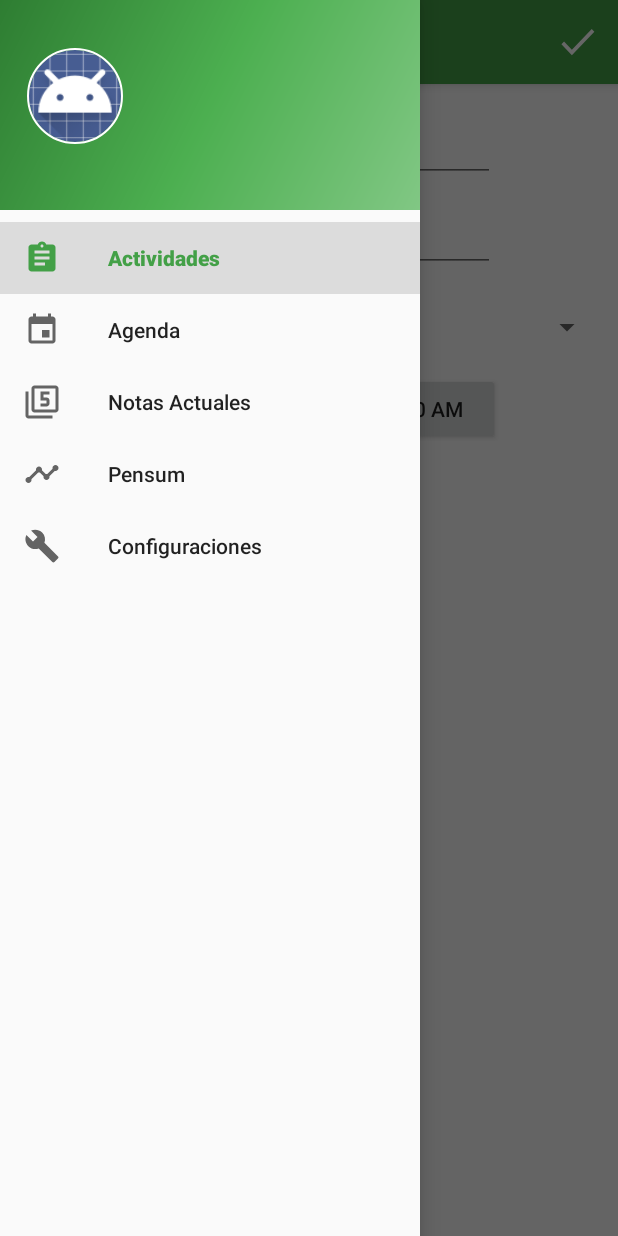
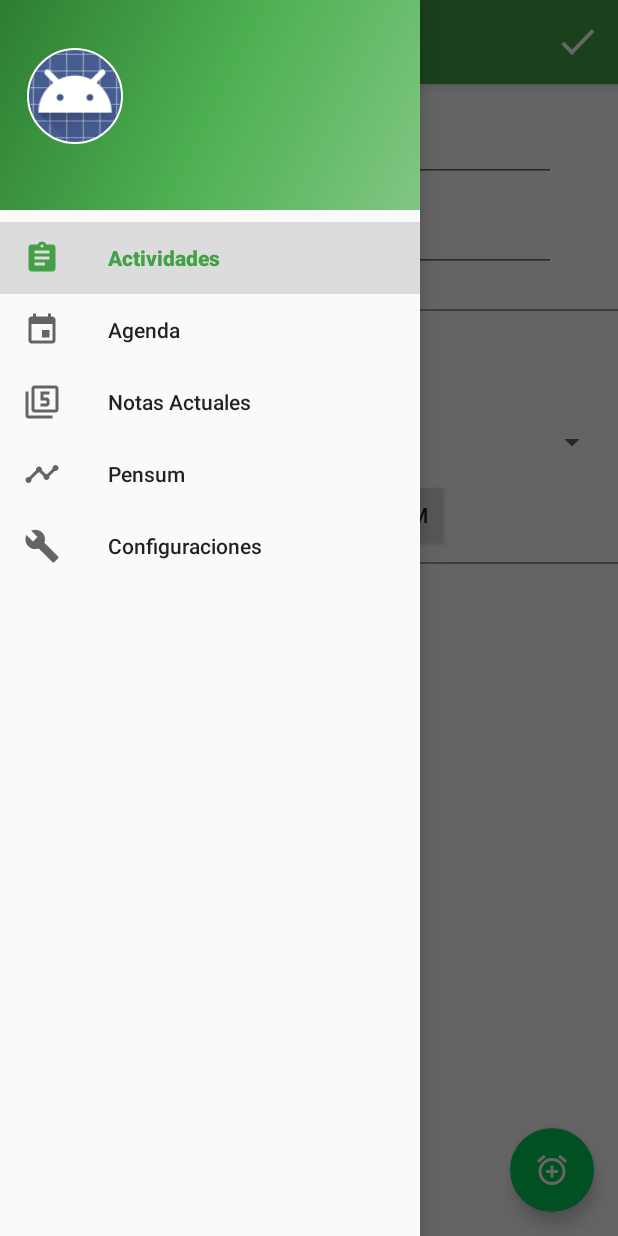
Before and after one commit to Bythway/Amanda, an Android app: the fragment AddActivityFragment placed in its activity, with the side drawer open, on a phone screen of 412 x 824 dp. Run offline under Robolectric (Android 15) with nearby library versions, the phone set to English and light mode, and no system bars; our stand-ins replace CircleImageView; pictures from the network do not load.

Commit message:
add form days in add_activity

```diff
--- a/app/src/main/java/com/example/yeisongomez/amanda/Fragments/AddActivityFragment.java
+++ b/app/src/main/java/com/example/yeisongomez/amanda/Fragments/AddActivityFragment.java
@@ -1,7 +1,11 @@
 package com.example.yeisongomez.amanda.Fragments;
 
 import android.app.Dialog;
+import android.content.Context;
+import android.content.DialogInterface;
 import android.os.Bundle;
+import android.print.PrintAttributes;
+import android.support.design.widget.FloatingActionButton;
 import android.support.v4.app.Fragment;
 import android.view.LayoutInflater;
 import android.view.Menu;
@@ -12,37 +16,53 @@ import android.view.ViewGroup;
 import android.view.Window;
 import android.widget.ArrayAdapter;
 import android.widget.Button;
+import android.widget.FrameLayout;
+import android.widget.LinearLayout;
+import android.widget.ListView;
+import android.widget.RelativeLayout;
 import android.widget.Spinner;
 import android.widget.TimePicker;
+import android.widget.Toast;
 
 import com.example.yeisongomez.amanda.R;
 
 import java.text.SimpleDateFormat;
+import java.util.ArrayList;
 import java.util.Calendar;
 import java.util.Date;
 import java.util.GregorianCalendar;
 
 public class AddActivityFragment extends Fragment {
 
+    View thisview;
     Dialog dialog;
-    Spinner day;
     Button hourInit;
     Button hourFinal;
     TimePicker picker;
+    ArrayList<View> componentFormDay = new ArrayList<>();
+    RelativeLayout layoutForm;
+    FloatingActionButton addDays;
+    FloatingActionButton removeDays;
+    int marginTopComponentDays = 340;
+    int formDays = 1;
 
     @Override
     public View onCreateView(LayoutInflater inflater, ViewGroup container,
                              Bundle savedInstanceState) {
         getActivity().setTitle(R.string.add_activity);
         setHasOptionsMenu(true);
-        View rootview = inflater.inflate(R.layout.fragment_add_activity, container, false);
+        thisview = inflater.inflate(R.layout.fragment_add_activity, container, false);
+        layoutForm = (RelativeLayout) thisview.findViewById(R.id.form_add_activity);
+        for (int i = 0; i < 10; i++){ //Crear 10 componentes
+            componentFormDay.add(inflater.inflate(R.layout.component_form_day, container, false));
+        }
 
-        setValuesSpinner(rootview);
+        addEventsFloatinButton();
+        addComponentDays(componentFormDay.get(0));
         createTimePicker();
         picker  =  (TimePicker) dialog.findViewById(R.id.timePicker);
-        setButtonsHourEvent(rootview);
 
-        return rootview;
+        return thisview;
     }
 
     @Override
@@ -68,6 +88,40 @@ public class AddActivityFragment extends Fragment {
         return true;
     }
 
+    //Design
+    private void addComponentDays(View component){
+        LinearLayout.LayoutParams layoutParams = new LinearLayout.LayoutParams(LinearLayout.LayoutParams.MATCH_PARENT, LinearLayout.LayoutParams.WRAP_CONTENT);
+        layoutParams.setMargins(0, marginTopComponentDays, 10, 0);
+        component.findViewById(R.id.spinner_layout).setLayoutParams(layoutParams);
+
+        setValuesSpinner(component);
+        setButtonsHourEvent(component);
+
+        layoutForm.addView(component);
+        marginTopComponentDays += 230;
+    }
+
+    private void setValuesSpinner(View component){
+        Spinner spinner = (Spinner)component.findViewById(R.id.activity_day);
+        ArrayAdapter<CharSequence> adapter = ArrayAdapter.createFromResource(getContext(),
+                R.array.days, android.R.layout.simple_spinner_item);
+        adapter.setDropDownViewResource(android.R.layout.simple_spinner_dropdown_item);
+        spinner.setAdapter(adapter);
+    }
+
+    private void setButtonsHourEvent(View component){
+        Button hourInit = (Button) component.findViewById(R.id.hour_init);
+        Button hourFinal = (Button) component.findViewById(R.id.hour_final);
+        hourInit.setOnClickListener(changeHour());
+        hourFinal.setOnClickListener(changeHour());
+
+        Date hour = new Date(System.currentTimeMillis());
+        SimpleDateFormat timeFormatter = new SimpleDateFormat("h:mm a");
+        hourInit.setText(timeFormatter.format(hour));
+        hour.setHours(hour.getHours() + 2);
+        hourFinal.setText(timeFormatter.format(hour));
+    }
+
     private View.OnClickListener changeHour(){
         return new View.OnClickListener() {
             @Override
@@ -85,35 +139,47 @@ public class AddActivityFragment extends Fragment {
         };
     }
 
-    private void setValuesSpinner(View rootview){
-        day = (Spinner) rootview.findViewById(R.id.activity_day);
-        ArrayAdapter<CharSequence> adapter = ArrayAdapter.createFromResource(getContext(),
-                R.array.days, android.R.layout.simple_spinner_item);
-        adapter.setDropDownViewResource(android.R.layout.simple_spinner_dropdown_item);
-        day.setAdapter(adapter);
-    }
+    private void addEventsFloatinButton(){
+        addDays = (FloatingActionButton) thisview.findViewById(R.id.add_days);
+        removeDays = (FloatingActionButton) thisview.findViewById(R.id.remove_days);
+        removeDays.setVisibility(View.INVISIBLE);
 
-    private void setButtonsHourEvent(View rootview){
-        hourInit = (Button) rootview.findViewById(R.id.hour_init);
-        hourFinal = (Button) rootview .findViewById(R.id.hour_final);
-        hourInit.setOnClickListener(changeHour());
-        hourFinal.setOnClickListener(changeHour());
+        addDays.setOnClickListener(new View.OnClickListener() {
+            @Override
+            public void onClick(View view) {
+                addComponentDays(componentFormDay.get(formDays++));
+                if(formDays == 10){
+                    addDays.setVisibility(View.INVISIBLE);
+                }
+                if (formDays > 1) {
+                    removeDays.setVisibility(View.VISIBLE);
+                }
+            }
+        });
 
-        Date hour = new Date(System.currentTimeMillis());
-        SimpleDateFormat timeFormatter = new SimpleDateFormat("h:mm a");
-        hourInit.setText(timeFormatter.format(hour));
-        hour.setHours(hour.getHours() + 1);
-        hourFinal.setText(timeFormatter.format(hour));
+        removeDays.setOnClickListener(new View.OnClickListener() {
+            @Override
+            public void onClick(View view) {
+                layoutForm.removeView(componentFormDay.get(--formDays));
+                marginTopComponentDays -= 230;
+
+                if (formDays == 1) {
+                    removeDays.setVisibility(View.INVISIBLE);
+                }
+                if (formDays < 10) {
+                    addDays.setVisibility(View.VISIBLE);
+                }
+            }
+        });
     }
 
     private void createTimePicker(){
         dialog = new Dialog(getActivity(), R.style.TimePickerTheme);
         dialog.requestWindowFeature(Window.FEATURE_NO_TITLE);
         dialog.setContentView(R.layout.time_picker);
-        Button saveHour = (Button) dialog.findViewById(R.id.save_hour);
-        saveHour.setOnClickListener(new View.OnClickListener() {
+        dialog.setOnDismissListener(new DialogInterface.OnDismissListener() {
             @Override
-            public void onClick(View v) {
+            public void onDismiss(DialogInterface dialogInterface) {
                 Date hour2 = new Date(System.currentTimeMillis());
                 SimpleDateFormat timeFormatter = new SimpleDateFormat("h:mm a");
                 hour2.setHours(picker.getCurrentHour());
@@ -123,6 +189,12 @@ public class AddActivityFragment extends Fragment {
                 } else {
                     hourFinal.setText(timeFormatter.format(hour2));
                 }
+            }
+        });
+        Button saveHour = (Button) dialog.findViewById(R.id.save_hour);
+        saveHour.setOnClickListener(new View.OnClickListener() {
+            @Override
+            public void onClick(View v) {
                 dialog.dismiss();
             }
         });
--- /dev/null
+++ b/app/src/main/res/drawable/ic_add_alarm_white_24dp.xml
@@ -0,0 +1,9 @@
+<vector xmlns:android="http://schemas.android.com/apk/res/android"
+        android:width="24dp"
+        android:height="24dp"
+        android:viewportWidth="24.0"
+        android:viewportHeight="24.0">
+    <path
+        android:fillColor="#ffffff"
+        android:pathData="M7.88,3.39L6.6,1.86 2,5.71l1.29,1.53 4.59,-3.85zM22,5.72l-4.6,-3.86 -1.29,1.53 4.6,3.86L22,5.72zM12,4c-4.97,0 -9,4.03 -9,9s4.02,9 9,9c4.97,0 9,-4.03 9,-9s-4.03,-9 -9,-9zM12,20c-3.87,0 -7,-3.13 -7,-7s3.13,-7 7,-7 7,3.13 7,7 -3.13,7 -7,7zM13,9h-2v3L8,12v2h3v3h2v-3h3v-2h-3L13,9z"/>
+</vector>
--- /dev/null
+++ b/app/src/main/res/drawable/ic_delete_white_24dp.xml
@@ -0,0 +1,9 @@
+<vector xmlns:android="http://schemas.android.com/apk/res/android"
+        android:width="24dp"
+        android:height="24dp"
+        android:viewportWidth="24.0"
+        android:viewportHeight="24.0">
+    <path
+        android:fillColor="#ffffff"
+        android:pathData="M6,19c0,1.1 0.9,2 2,2h8c1.1,0 2,-0.9 2,-2V7H6v12zM19,4h-3.5l-1,-1h-5l-1,1H5v2h14V4z"/>
+</vector>
--- a/app/src/main/res/layout/fragment_add_activity.xml
+++ b/app/src/main/res/layout/fragment_add_activity.xml
@@ -1,9 +1,19 @@
 <FrameLayout xmlns:android="http://schemas.android.com/apk/res/android"
-    xmlns:app="http://schemas.android.com/apk/res-auto"
     xmlns:tools="http://schemas.android.com/tools"
     android:layout_width="match_parent"
     android:layout_height="match_parent"
     tools:context="com.example.yeisongomez.amanda.Fragments.AddActivityFragment">
+
+        <ScrollView
+            xmlns:android="http://schemas.android.com/apk/res/android"
+            android:layout_width="match_parent"
+            android:layout_height="match_parent"
+            android:paddingBottom="20dp">
+                <RelativeLayout
+                    android:layout_marginLeft="10dp"
+                    android:layout_width="match_parent"
+                    android:layout_height="match_parent"
+                    android:id="@+id/form_add_activity">
 
                         <EditText
                             android:id="@+id/activity_name"
@@ -12,8 +22,7 @@
                             android:layout_width="wrap_content"
                             android:layout_height="wrap_content"
                             android:layout_centerHorizontal="true"
-            android:layout_marginLeft="10dp"
-            android:layout_marginRight="10dp"
+                            android:layout_marginRight="20dp"
                             android:layout_marginTop="20dp"
                             android:ems="15"
                             android:hint="@string/hint_name"
@@ -28,8 +37,7 @@
                             android:layout_width="wrap_content"
                             android:layout_height="wrap_content"
                             android:layout_centerHorizontal="true"
-            android:layout_marginLeft="10dp"
-            android:layout_marginRight="10dp"
+                            android:layout_marginRight="20dp"
                             android:layout_marginTop="80dp"
                             android:ems="15"
                             android:hint="@string/hint_place"
@@ -37,66 +45,30 @@
                             android:inputType="text"
                             android:layout_weight="1" />
 
-        <LinearLayout
-            android:orientation="horizontal"
+                        <View
+                            android:layout_marginTop="150dp"
+                            android:layout_marginLeft="5dp"
+                            android:layout_width="match_parent"
+                            android:layout_height="1dp"
+                            android:background="#a86c6c6c" />
+                </RelativeLayout>
+        </ScrollView>
+
+        <android.support.design.widget.FloatingActionButton xmlns:app="http://schemas.android.com/apk/res-auto"
+            android:id="@+id/remove_days"
             android:layout_width="match_parent"
             android:layout_height="wrap_content"
-            android:layout_marginTop="150dp">
+            android:layout_gravity="bottom|start"
+            android:layout_margin="@dimen/fab_margin"
+            android:clickable="true"
+            app:srcCompat="@drawable/ic_delete_white_24dp" />
 
-                <ImageView
-                    android:layout_width="50dp"
-                    android:layout_height="wrap_content"
-                    app:srcCompat="@drawable/ic_event_black_24dp"
-                    android:id="@+id/imageView" />
-
-                <Spinner
-                    android:id="@+id/activity_day"
+        <android.support.design.widget.FloatingActionButton xmlns:app="http://schemas.android.com/apk/res-auto"
+            android:id="@+id/add_days"
             android:layout_width="match_parent"
             android:layout_height="wrap_content"
-                    android:drawablePadding="10dp"
-                    android:layout_centerHorizontal="true"
-                    android:layout_marginLeft="10dp"
-                    android:layout_marginRight="10dp"
-                    android:ems="15"
-                    android:layout_weight="1"/>
-        </LinearLayout>
-
-        <LinearLayout
-            android:orientation="horizontal"
-            android:layout_width="match_parent"
-            android:layout_height="wrap_content"
-            android:layout_marginTop="190dp">
-
-                <ImageView
-                    android:layout_width="50dp"
-                    android:layout_height="wrap_content"
-                    android:paddingTop="10dp"
-                    app:srcCompat="@drawable/ic_access_time_black_24dp" />
-
-                <Button
-                    android:text="@string/hint_hour"
-                    android:gravity="center"
-                    android:layout_width="110dp"
-                    android:layout_height="wrap_content"
-                    android:layout_marginLeft="15dp"
-                    android:id="@+id/hour_init" />
-
-                <TextView
-                    android:text="-"
-                    android:textSize="30dp"
-                    android:layout_marginLeft="20dp"
-                    android:layout_width="20dp"
-                    android:layout_height="match_parent"/>
-
-                <Button
-                    android:text="@string/hint_hour"
-                    android:gravity="center"
-                    android:layout_width="110dp"
-                    android:layout_height="wrap_content"
-                    android:layout_marginLeft="8dp"
-                    android:id="@+id/hour_final"/>
-            </LinearLayout>
-
-
-
+            android:layout_gravity="bottom|end"
+            android:layout_margin="@dimen/fab_margin"
+            android:clickable="true"
+            app:srcCompat="@drawable/ic_add_alarm_white_24dp" />
 </FrameLayout>
--- a/app/src/main/res/values/strings.xml
+++ b/app/src/main/res/values/strings.xml
@@ -38,4 +38,6 @@
     <string name="hint_hour">Hora</string>
     <string name="add_day">Agregar día</string>
 
+    <!--Notifications-->
+
 </resources>
```
Also changed, not shown: app/src/main/res/layout/component_form_day.xml (added, +75 -0 lines). Lines whose indentation alone changed are shown as unchanged.
